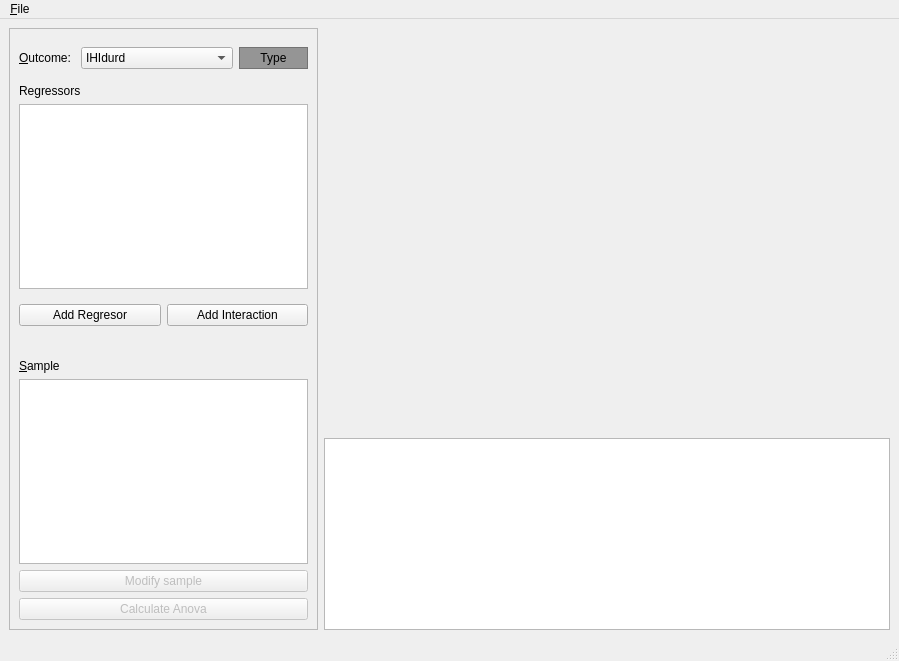
First picture: the form in braviz/interaction/qt_guis/anova.ui, repository diego0020/braviz-app, before the edit.
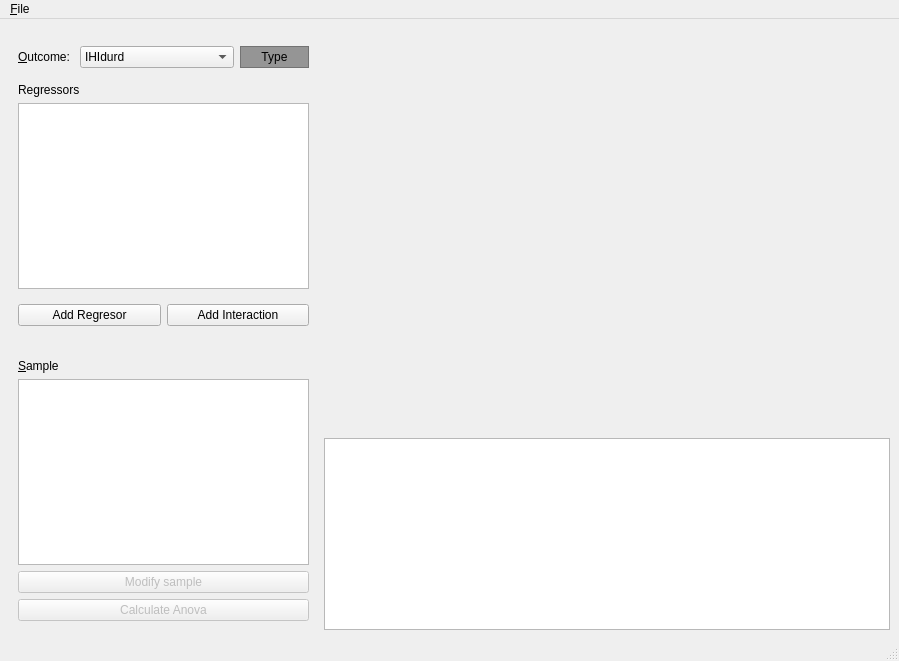
Second picture: the form after the edit.

```diff
--- a/braviz/interaction/qt_guis/anova.ui
+++ b/braviz/interaction/qt_guis/anova.ui
@@ -24,7 +24,7 @@
        </size>
       </property>
       <property name="frameShape">
-       <enum>QFrame::StyledPanel</enum>
+       <enum>QFrame::NoFrame</enum>
       </property>
       <property name="frameShadow">
        <enum>QFrame::Raised</enum>
```
Left out of the diff: 2 changed lines with no effect on the pictures.
